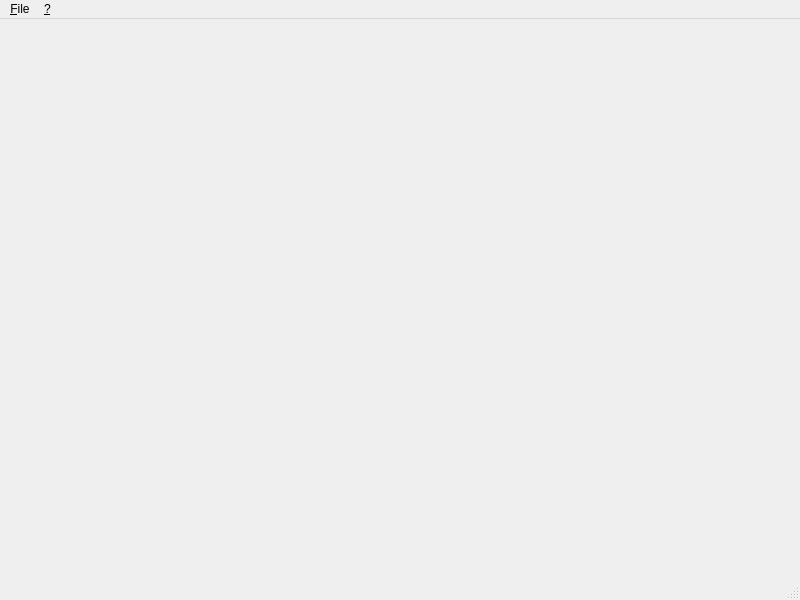
fenix0xf/sterm, file src/MainWindow.ui: the form before one commit.
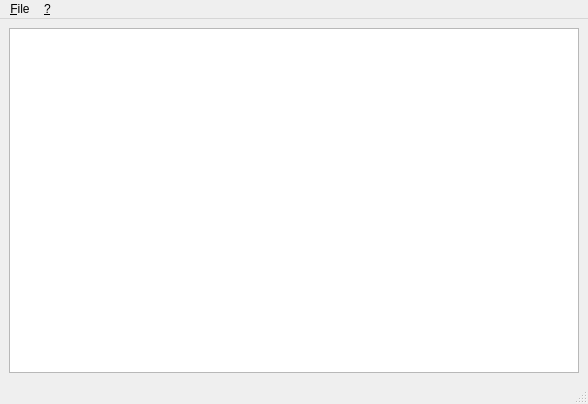
The form after the commit.

Commit message: New: Terminal window - QPlainTextEdit

```diff
--- a/src/MainWindow.ui
+++ b/src/MainWindow.ui
@@ -6,20 +6,30 @@
    <rect>
     <x>0</x>
     <y>0</y>
-    <width>800</width>
-    <height>600</height>
+       <width>588</width>
+       <height>404</height>
    </rect>
   </property>
   <property name="windowTitle">
    <string>MainWindow</string>
   </property>
-  <widget class="QWidget" name="centralwidget"/>
+     <widget class="QWidget" name="centralwidget">
+         <layout class="QVBoxLayout" name="verticalLayout_2">
+             <item>
+                 <layout class="QVBoxLayout" name="verticalLayout">
+                     <item>
+                         <widget class="QPlainTextEdit" name="plainTextEdit"/>
+                     </item>
+                 </layout>
+             </item>
+         </layout>
+     </widget>
   <widget class="QMenuBar" name="menubar">
    <property name="geometry">
     <rect>
      <x>0</x>
      <y>0</y>
-     <width>800</width>
+        <width>588</width>
      <height>24</height>
     </rect>
    </property>
```
The commit also changes 3 other files.
